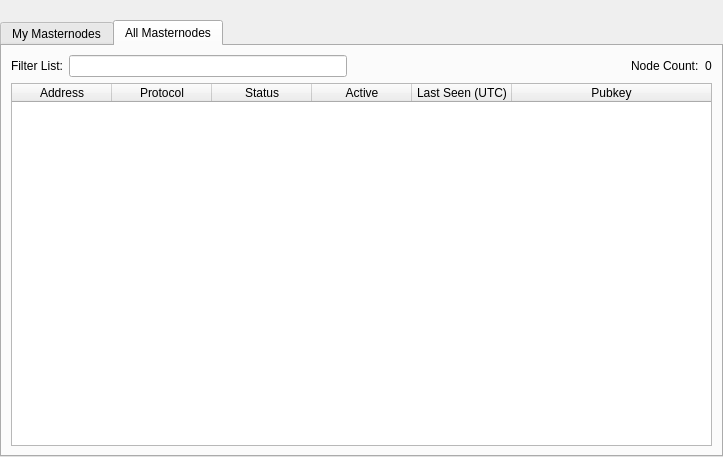
seraphcoin/seraph, file src/qt/forms/masternodelist.ui: the form before one commit.
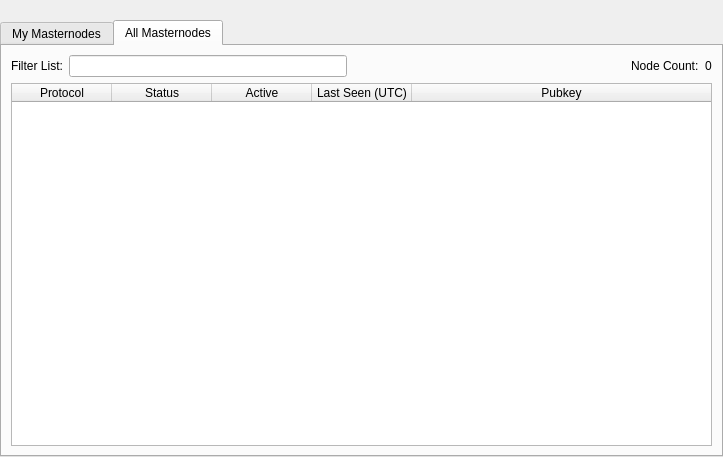
The form after the commit. The open tabs and pages were chosen to show the change.

Commit message: remove address from masternode list #2

```diff
--- a/src/qt/forms/masternodelist.ui
+++ b/src/qt/forms/masternodelist.ui
@@ -304,11 +304,6 @@
            <attribute name="ResizeMode">
             <enum>QHeaderView::Interactive</enum>
            </attribute>
-           <column>
-            <property name="text">
-             <string>Address</string>
-            </property>
-           </column>
            <column>
             <property name="text">
              <string>Protocol</string>
```
